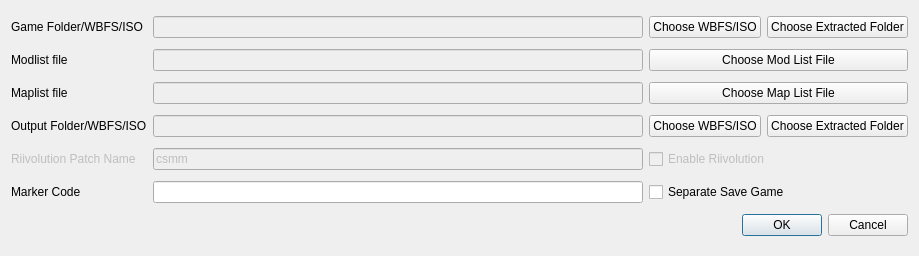
First picture: the form in quicksetupdialog.ui, repository FortuneStreetModding/csmm-qt, before the edit.
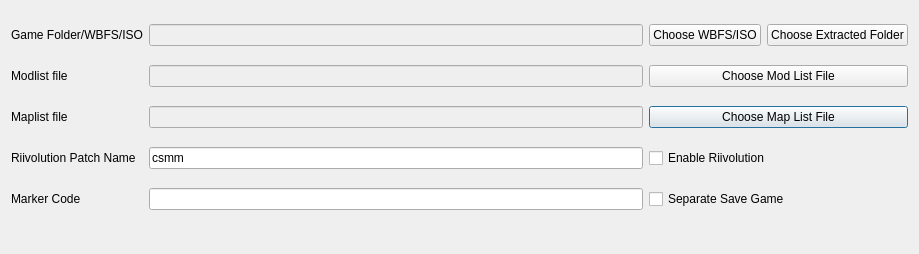
Second picture: the form after the edit.

Commit message: pogress on simplifying quick setup

Patch:
```diff
--- a/quicksetupdialog.ui
+++ b/quicksetupdialog.ui
@@ -10,7 +10,7 @@
     <x>0</x>
     <y>0</y>
     <width>919</width>
-    <height>256</height>
+    <height>254</height>
    </rect>
   </property>
   <property name="windowTitle">
@@ -20,23 +20,17 @@
    <bool>true</bool>
   </property>
   <layout class="QGridLayout" name="gridLayout">
-   <item row="4" column="1">
-    <widget class="QLineEdit" name="riivolutionPatchName">
-     <property name="enabled">
-      <bool>false</bool>
-     </property>
+   <item row="4" column="2" colspan="2">
+    <widget class="QCheckBox" name="separateSaveGame">
      <property name="text">
-      <string>csmm</string>
+      <string>Separate Save Game</string>
      </property>
     </widget>
    </item>
-   <item row="6" column="0" colspan="4">
-    <widget class="QDialogButtonBox" name="buttonBox">
-     <property name="orientation">
-      <enum>Qt::Horizontal</enum>
-     </property>
-     <property name="standardButtons">
-      <set>QDialogButtonBox::Cancel|QDialogButtonBox::Ok</set>
+   <item row="1" column="0">
+    <widget class="QLabel" name="label_2">
+     <property name="text">
+      <string>Modlist file</string>
      </property>
     </widget>
    </item>
@@ -47,72 +41,41 @@
      </property>
     </widget>
    </item>
-   <item row="5" column="1">
-    <widget class="QLineEdit" name="markerCode"/>
-   </item>
    <item row="3" column="1">
-    <widget class="QLineEdit" name="outputGameLoc">
-     <property name="enabled">
-      <bool>false</bool>
+    <widget class="QLineEdit" name="riivolutionPatchName">
+     <property name="text">
+      <string>csmm</string>
      </property>
     </widget>
    </item>
-   <item row="1" column="1">
-    <widget class="QLineEdit" name="modpackFile">
-     <property name="enabled">
-      <bool>false</bool>
-     </property>
-    </widget>
-   </item>
-   <item row="2" column="1">
-    <widget class="QLineEdit" name="mapListFile">
-     <property name="enabled">
-      <bool>false</bool>
-     </property>
-    </widget>
-   </item>
-   <item row="1" column="2" colspan="2">
-    <widget class="QPushButton" name="chooseModpackFile">
+   <item row="3" column="2" colspan="2">
+    <widget class="QCheckBox" name="enableRiivolution">
      <property name="text">
-      <string>Choose Mod List File</string>
+      <string>Enable Riivolution</string>
      </property>
     </widget>
    </item>
-   <item row="3" column="0">
-    <widget class="QLabel" name="label_4">
+   <item row="0" column="3">
+    <widget class="QPushButton" name="chooseInputGameFolder">
      <property name="text">
-      <string>Output Folder/WBFS/ISO</string>
+      <string>Choose Extracted Folder</string>
      </property>
     </widget>
    </item>
    <item row="4" column="0">
-    <widget class="QLabel" name="riivolutionPatchNameLabel">
-     <property name="enabled">
-      <bool>false</bool>
-     </property>
-     <property name="text">
-      <string>Riivolution Patch Name</string>
-     </property>
-    </widget>
-   </item>
-   <item row="5" column="2" colspan="2">
-    <widget class="QCheckBox" name="separateSaveGame">
-     <property name="text">
-      <string>Separate Save Game</string>
-     </property>
-    </widget>
-   </item>
-   <item row="5" column="0">
     <widget class="QLabel" name="label_5">
      <property name="text">
       <string>Marker Code</string>
      </property>
     </widget>
    </item>
-   <item row="1" column="0">
-    <widget class="QLabel" name="label_2">
-     <property name="text">
-      <string>Modlist file</string>
+   <item row="4" column="1">
+    <widget class="QLineEdit" name="markerCode"/>
+   </item>
+   <item row="0" column="1">
+    <widget class="QLineEdit" name="inputGameLoc">
+     <property name="enabled">
+      <bool>false</bool>
      </property>
     </widget>
    </item>
@@ -123,13 +86,44 @@
      </property>
     </widget>
    </item>
-   <item row="4" column="2" colspan="2">
-    <widget class="QCheckBox" name="enableRiivolution">
+   <item row="3" column="0">
+    <widget class="QLabel" name="riivolutionPatchNameLabel">
+     <property name="text">
+      <string>Riivolution Patch Name</string>
+     </property>
+    </widget>
+   </item>
+   <item row="2" column="1">
+    <widget class="QLineEdit" name="mapListFile">
      <property name="enabled">
       <bool>false</bool>
      </property>
+    </widget>
+   </item>
+   <item row="1" column="2" colspan="2">
+    <widget class="QPushButton" name="chooseModpackFile">
      <property name="text">
-      <string>Enable Riivolution</string>
+      <string>Choose Mod List File</string>
+     </property>
+    </widget>
+   </item>
+   <item row="5" column="0" colspan="4">
+    <widget class="QDialogButtonBox" name="buttonBox">
+     <property name="enabled">
+      <bool>false</bool>
+     </property>
+     <property name="orientation">
+      <enum>Qt::Horizontal</enum>
+     </property>
+     <property name="standardButtons">
+      <set>QDialogButtonBox::NoButton</set>
+     </property>
+    </widget>
+   </item>
+   <item row="0" column="2">
+    <widget class="QPushButton" name="chooseInputWbfsIso">
+     <property name="text">
+      <string>Choose WBFS/ISO</string>
      </property>
     </widget>
    </item>
@@ -140,41 +134,13 @@
      </property>
     </widget>
    </item>
-   <item row="0" column="1">
-    <widget class="QLineEdit" name="inputGameLoc">
+   <item row="1" column="1">
+    <widget class="QLineEdit" name="modpackFile">
      <property name="enabled">
       <bool>false</bool>
      </property>
     </widget>
    </item>
-   <item row="3" column="2">
-    <widget class="QPushButton" name="chooseOutputWbfsIso">
-     <property name="text">
-      <string>Choose WBFS/ISO</string>
-     </property>
-    </widget>
-   </item>
-   <item row="3" column="3">
-    <widget class="QPushButton" name="chooseOutputFolder">
-     <property name="text">
-      <string>Choose Extracted Folder</string>
-     </property>
-    </widget>
-   </item>
-   <item row="0" column="2">
-    <widget class="QPushButton" name="chooseInputWbfsIso">
-     <property name="text">
-      <string>Choose WBFS/ISO</string>
-     </property>
-    </widget>
-   </item>
-   <item row="0" column="3">
-    <widget class="QPushButton" name="chooseInputGameFolder">
-     <property name="text">
-      <string>Choose Extracted Folder</string>
-     </property>
-    </widget>
-   </item>
   </layout>
  </widget>
  <resources/>
```
The commit also changes 2 other files.
